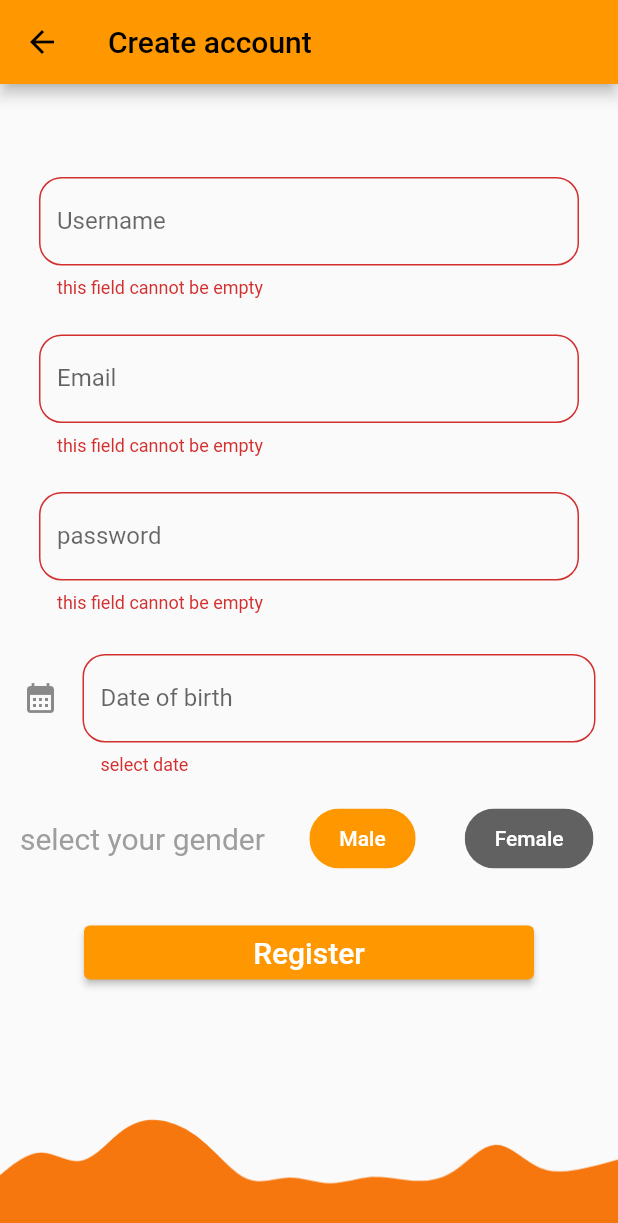
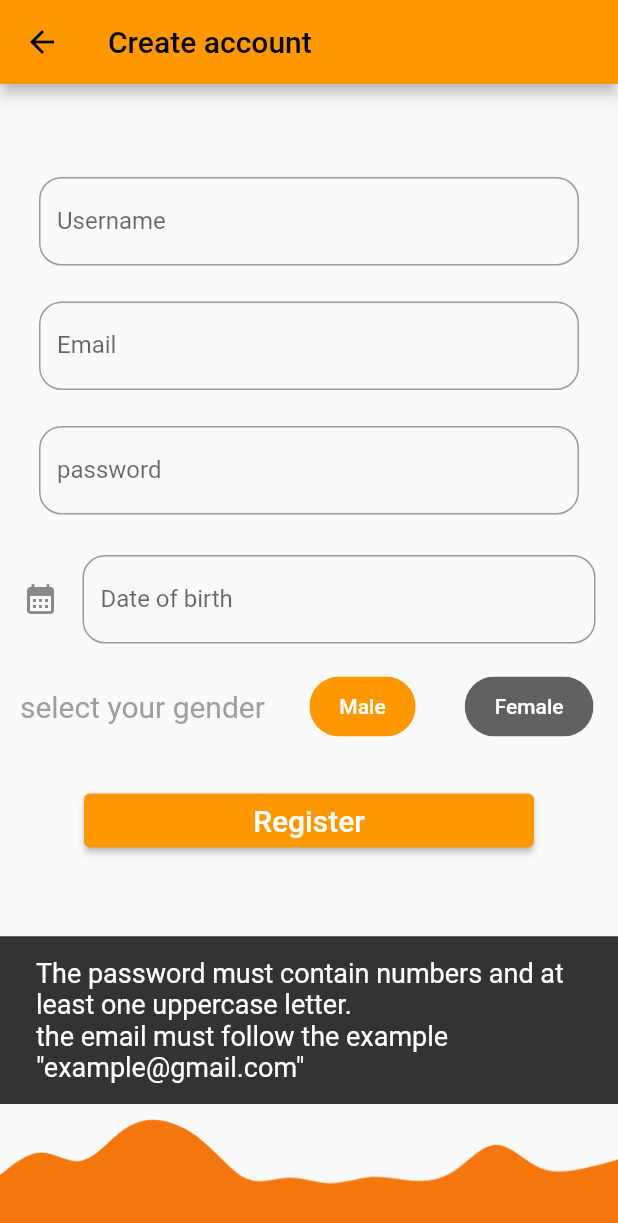
Before and after one commit to Eduardo-Ca/e-comerce, a Flutter app: the RegistroTela screen opened directly, after a tap on "Register", on a phone screen of 412 x 824 dp. Shown: the top 1223 px of the screen. Run offline on Flutter 3.47's test engine with Material 2 defaults, Android fonts, the phone set to English and light mode, and no system bars; our stand-ins replace animated_text_kit, basic_utils, carousel_slider, dartz, dio, equatable and 12 more; accounts and stored records are empty; generated files the repository leaves out were written again.

Commit message:
26/06/2023

```diff
--- a/lib/modules/core/utils/constants/mensagens_constantes.dart
+++ b/lib/modules/core/utils/constants/mensagens_constantes.dart
@@ -33,4 +33,5 @@ class MensagensConstantes {
   static const String HOMEM = "Male";
   static const String MULHER = "Female";
   static const String CAMPO_VAZIO = "this field cannot be empty";
+  static const String EDITAR_CONTA = "edit account";
 }
--- /dev/null
+++ b/lib/modules/data/usuariodao.dart
@@ -0,0 +1,74 @@
+// ignore_for_file: avoid_print
+
+import 'package:ecomerce/modules/data/database.dart';
+import 'package:ecomerce/modules/usuario/data/models/usuario_model.dart';
+import 'package:sqflite/sqflite.dart';
+
+class UsuarioDao{
+  //criação da tabela ===
+  static const String tableSql = 'CREATE TABLE $_tablename('
+      '$_username TEXT,'
+      '$_email TEXT,'
+      '$_genero TEXT,'
+      '$_dataNascimento TEXT)';
+
+  static const String _tablename = 'TarefaTable';
+  static const String _username = 'username';
+  static const String _email = 'email';
+  static const String _genero = 'genero';
+  static const String _dataNascimento = 'dataNascimento';
+
+  save(UsuarioModel usuario) async {
+    final Database bancoDeDados = await getDatabase();
+    var itemExists = await find(usuario.username);
+    Map<String, dynamic> usuarioMap = toMap(usuario);
+    if (itemExists.isEmpty) {
+      return await bancoDeDados.insert(_tablename, usuarioMap);
+    } else {
+      return await bancoDeDados.update(_tablename, usuarioMap,where: '$_username = ?', whereArgs: [usuario.username]);
+    }
+  }
+
+
+  Map<String, dynamic> toMap(UsuarioModel usuario) {
+    final Map<String, dynamic> mapaDeUsuario = {};
+    mapaDeUsuario[_username] = usuario.username;
+    mapaDeUsuario[_email] = usuario.email;
+    mapaDeUsuario[_genero] = usuario.genero;
+    mapaDeUsuario[_dataNascimento] = usuario.dataNascimento;
+    print('Mapa de Tarefas: $mapaDeUsuario');
+    return mapaDeUsuario;
+  }
+
+    List<UsuarioModel> toList(List<Map<String, dynamic>> mapaDeUsuarios) {
+    final List<UsuarioModel> usuarios = [];
+    for (Map<String, dynamic> linha in mapaDeUsuarios) {
+      final UsuarioModel usuario = UsuarioModel(username:  linha[_username],email: linha[_email],genero: linha[_genero],dataNascimento: linha[_dataNascimento]);
+      usuarios.add(usuario);
+    }
+    return usuarios;
+  }
+
+
+  Future<List<UsuarioModel>> find(String email) async {
+
+    final Database bancoDeDados = await getDatabase();
+    final  List<Map<String, dynamic>> result = await bancoDeDados.query(
+      _tablename,
+      where: '$_email = ?',
+      whereArgs: [email],
+    );
+
+    return toList(result);
+  }
+
+  delete(String email) async {
+
+    final Database bancoDeDados = await getDatabase();
+    return bancoDeDados.delete(
+      _tablename,
+      where: '$_email = ?',
+      whereArgs: [email],
+    );
+  }
+}
--- a/lib/modules/usuario/presenter/registro_conta_tela/components/campo_de_registro.dart
+++ b/lib/modules/usuario/presenter/registro_conta_tela/components/campo_de_registro.dart
@@ -4,7 +4,8 @@ import 'package:flutter/material.dart';
 class CampoDeRegistro extends StatefulWidget {
   final String hint;
   final TextEditingController controller;
-  const CampoDeRegistro({super.key,required this.hint,required this.controller});
+  final void Function(String)? onChanged;
+  const CampoDeRegistro({super.key,required this.hint,required this.controller,this.onChanged});
 
 
   @override
@@ -34,6 +35,7 @@ class _CampoDeRegistroState extends State<CampoDeRegistro> {
             return null;
           },
           controller:widget.controller,
+          onChanged: widget.onChanged,
           enabled: true,
           decoration: InputDecoration(
             hintText: widget.hint,
--- a/lib/modules/usuario/presenter/registro_conta_tela/registro_conta_tela.dart
+++ b/lib/modules/usuario/presenter/registro_conta_tela/registro_conta_tela.dart
@@ -1,5 +1,6 @@
 import 'package:ecomerce/modules/core/utils/constants/imagens_constantes.dart';
 import 'package:ecomerce/modules/core/utils/constants/mensagens_constantes.dart';
+import 'package:ecomerce/modules/data/usuariodao.dart';
 import 'package:ecomerce/modules/usuario/data/models/usuario_model.dart';
 import 'package:ecomerce/modules/usuario/presenter/bem_vindo_tela/bem_vindo_tela.dart';
 import 'package:ecomerce/modules/usuario/presenter/registro_conta_tela/components/campo_de_registro.dart';
@@ -58,8 +59,8 @@ class _RegistroTelaState extends State<RegistroTela> {
               crossAxisAlignment: CrossAxisAlignment.center,
               children: [
                 CampoDeRegistro(hint: MensagensConstantes.USUARIO_NOME,controller: usernameController,),
-                CampoDeRegistro(hint: MensagensConstantes.EMAIL,controller: emailController,),
-                CampoDeRegistro(hint: MensagensConstantes.SENHA,controller:senhaController,),
+                CampoDeRegistro(hint: MensagensConstantes.EMAIL,controller: emailController,onChanged: loginStore.setEmail,),
+                CampoDeRegistro(hint: MensagensConstantes.SENHA,controller:senhaController,onChanged: loginStore.setPassword,),
                 _formData(),
                 _genero(),
                 _botaoConfirmar(),
@@ -78,16 +79,24 @@ class _RegistroTelaState extends State<RegistroTela> {
       child: SizedBox(
         width: 300,
             child: ElevatedButton(onPressed: (){
+                if(loginStore.isFormValid){
                     if (_formkey.currentState!.validate()) {
                       loginStore.usuario = UsuarioModel(id: 0,username: usernameController.text,email: emailController.text,senha: senhaController.text,dataNascimento: dataController.text,genero: chip1Selecionado? "Male":"Female");
                       registrar(loginStore.usuario);
+                       UsuarioDao().save(loginStore.usuario);
                       Navigator.of(context).push(MaterialPageRoute(builder: (context) => const BemVindoTela()));
                       ScaffoldMessenger.of(context).showSnackBar(
                         SnackBar(
                           content: Text('User: ${loginStore.usuario.username} created!',style: const TextStyle(fontSize: 18),),
                         ),
                       );
-
+                  }
+                }else{
+                    ScaffoldMessenger.of(context).showSnackBar(
+                        const SnackBar(
+                          content: Text('The password must contain numbers and at least one uppercase letter.\nthe email must follow the example "example@gmail.com"',style: TextStyle(fontSize: 18),),
+                        ),
+                      );
                   }
             }, child: const Text(MensagensConstantes.REGISTRAR,style: TextStyle(fontSize: 20,color: Colors.white),
           ),
--- a/lib/stores/formulario.store.dart
+++ b/lib/stores/formulario.store.dart
@@ -26,10 +26,10 @@ abstract class _formularioStoreBase with Store {
   void setPassword(String value) => password = value;
 
   @computed
-  bool get isPasswordValid =>  password.length > 1;
+  bool get isPasswordValid =>  RegExp(r"^(?=.*[A-Z])(?=.*[0-9])(?=.*[a-z]).{1,30}$").hasMatch(password);
 
   @computed
-    bool get isEmailValid =>RegExp(r"^[a-zA-Z0-9.a-zA-Z0-9.!#$%&'*+-/=?^_`{|}~]+@[a-zA-Z0-9]+\.[a-zA-Z]+").hasMatch(email);
+  bool get isEmailValid =>RegExp(r"^[a-zA-Z0-9.a-zA-Z0-9.!#$%&'*+-/=?^_`{|}~]+@[a-zA-Z0-9]+\.[a-zA-Z]+").hasMatch(email);
 
   @computed
   bool get isFormValid => isEmailValid && isPasswordValid;
--- a/pubspec.yaml
+++ b/pubspec.yaml
@@ -38,7 +38,7 @@ dependencies:
   animated_text_kit: ^4.2.2
   firebase_core: ^2.14.0
   firebase_auth: ^4.6.3
-
+  sqflite: ^2.2.7
 
 dev_dependencies:
   build_runner: ^2.3.3
```
Also changed, not shown: lib/modules/core/utils/constants/data_base_contants.dart (added, +7 -0 lines), lib/modules/data/database.dart (added, +15 -0 lines), lib/modules/usuario/presenter/usuario_tela.dart/usuario_tela.dart (+14 -3 lines), pubspec.lock. Lines whose indentation alone changed are shown as unchanged.
